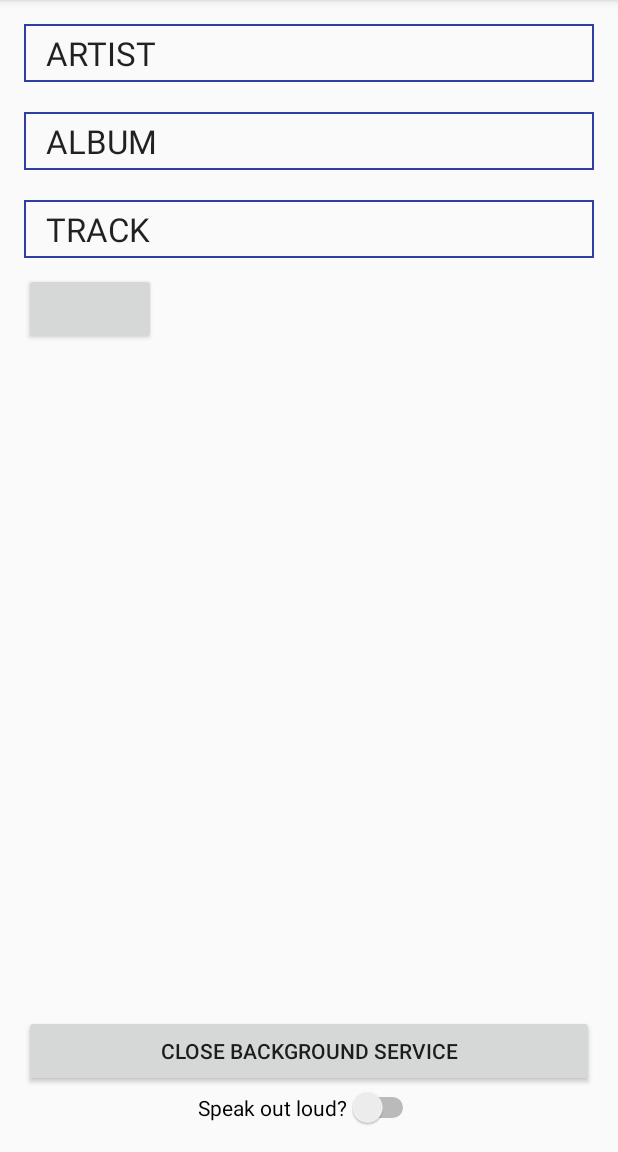
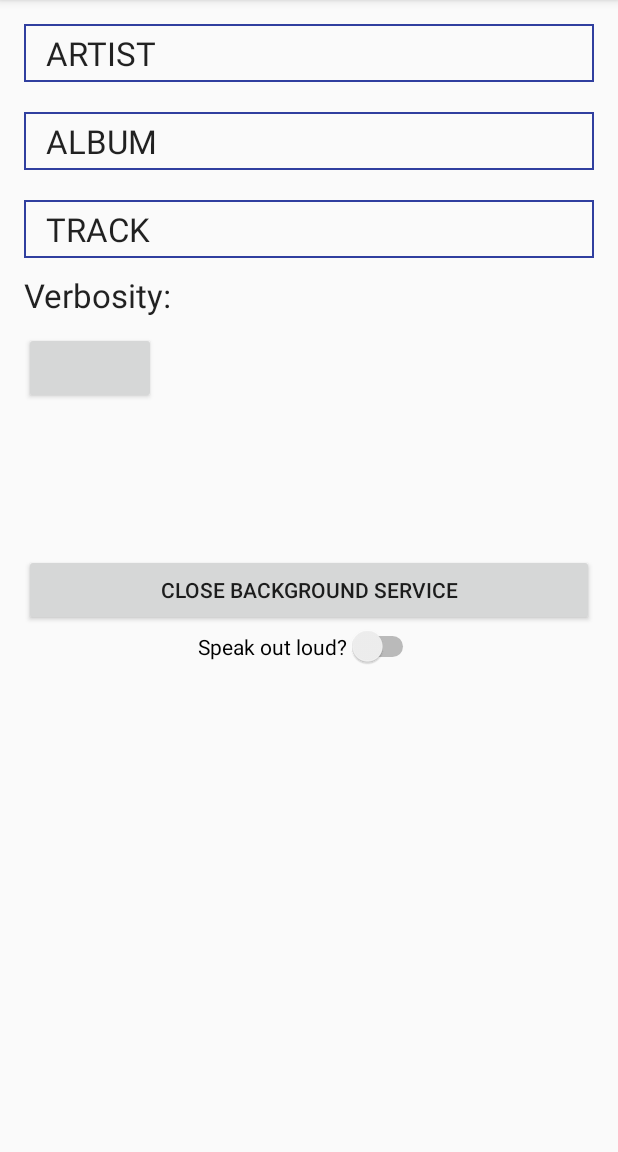
Before and after one commit to atteheino/WhatsPlaying, an Android app: the screen it shows after launch (MainActivity), on a phone screen of 412 x 824 dp, the part 84-1236 px from its top. Run offline under Robolectric (Android 15) with nearby library versions, the phone set to English and light mode, and no system bars; libraries missing offline, so code that uses them is left out: org.honorato.multistatetogglebutton; plain views replace MultiStateToggleButton; 3 statements that could not run were skipped.

Commit message:
Make UI Scrollable

```diff
--- a/app/src/main/res/layout/activity_main.xml
+++ b/app/src/main/res/layout/activity_main.xml
@@ -1,4 +1,15 @@
 <?xml version="1.0" encoding="utf-8"?>
+<LinearLayout xmlns:android="http://schemas.android.com/apk/res/android"
+    android:layout_width="fill_parent"
+    android:layout_height="fill_parent"
+    android:orientation="vertical">
+
+
+    <ScrollView
+        android:id="@+id/scrollView"
+        android:layout_width="wrap_content"
+        android:layout_height="wrap_content" >
+
         <RelativeLayout xmlns:android="http://schemas.android.com/apk/res/android"
             xmlns:mstb="http://schemas.android.com/apk/res-auto"
             xmlns:tools="http://schemas.android.com/tools"
@@ -41,11 +52,20 @@
                 android:text="TRACK"
                 android:textAppearance="?android:attr/textAppearanceLarge" />
 
+            <TextView
+                android:id="@+id/verbosityHeader"
+                android:layout_width="wrap_content"
+                android:layout_height="wrap_content"
+                android:layout_below="@id/track"
+                android:layout_marginTop="10dp"
+                android:text="@string/main_activity_verbosity_header"
+                android:textAppearance="?android:attr/textAppearanceLarge"/>
+
             <org.honorato.multistatetogglebutton.MultiStateToggleButton
                 android:id="@+id/verbosity"
                 android:layout_width="wrap_content"
                 android:layout_height="wrap_content"
-        android:layout_below="@id/track"
+                android:layout_below="@id/verbosityHeader"
                 android:layout_marginTop="10dip"
                 mstb:mstbPrimaryColor="@color/gray"
                 mstb:mstbSecondaryColor="@color/blue"
@@ -55,8 +75,8 @@
                 android:id="@+id/stopButton"
                 android:layout_width="match_parent"
                 android:layout_height="wrap_content"
-        android:layout_above="@+id/isActive"
-        android:layout_alignParentEnd="true"
+                android:layout_below="@+id/verbosity"
+                android:layout_marginTop="100dp"
                 android:enabled="true"
                 android:text="@string/main_activity_close_btn" />
 
@@ -64,11 +84,12 @@
                 android:id="@+id/isActive"
                 android:layout_width="wrap_content"
                 android:layout_height="wrap_content"
-        android:layout_alignParentBottom="true"
+                android:layout_below="@id/stopButton"
                 android:layout_centerHorizontal="true"
                 android:checked="false"
                 android:enabled="true"
                 android:text="Speak out loud?" />
 
-
         </RelativeLayout>
+    </ScrollView>
+</LinearLayout>
--- a/app/src/main/res/values/strings.xml
+++ b/app/src/main/res/values/strings.xml
@@ -3,6 +3,7 @@
     <string name="notification_header">WhatsPlaying</string>
     <string name="notification_close">Close</string>
     <string name="main_activity_close_btn">Close  Background Service</string>
+    <string name="main_activity_verbosity_header">Verbosity:</string>
 
     <string-array name="verbosity_array">
         <item>Verbose</item>
```
Lines whose indentation alone changed are shown as unchanged.
